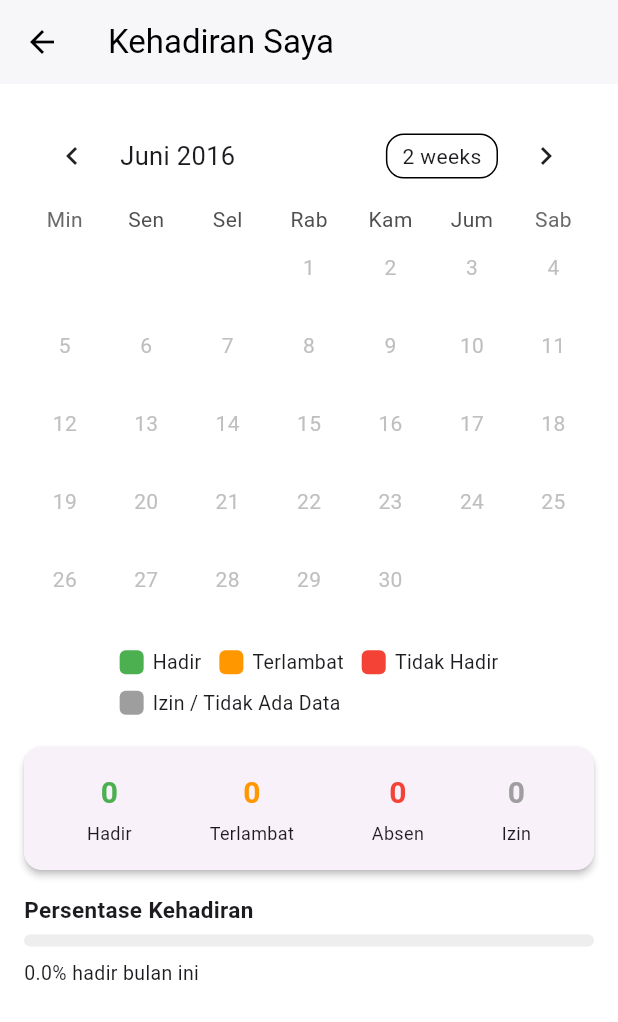
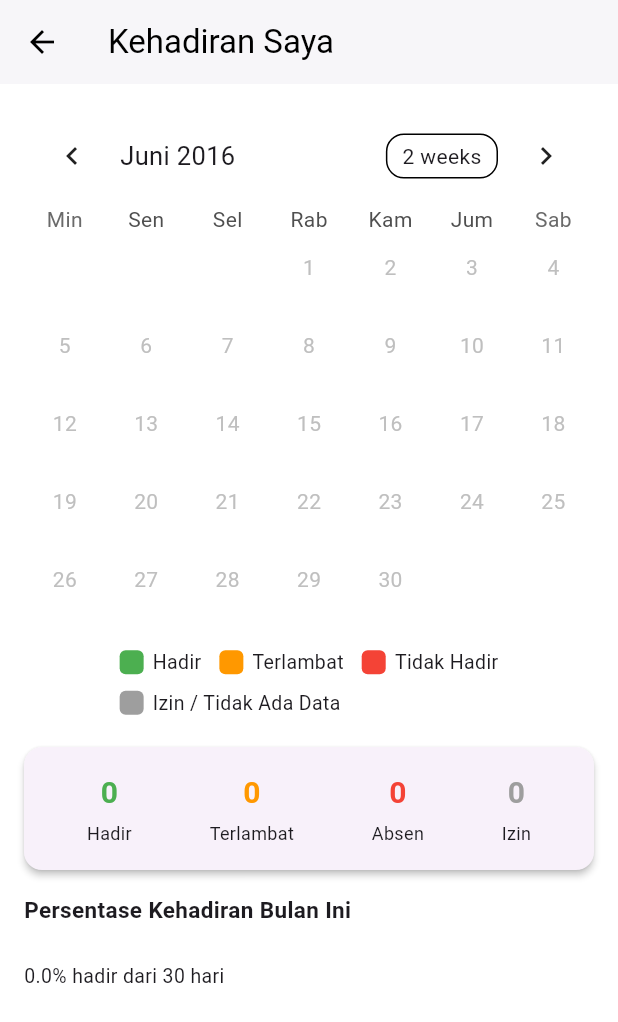
Before and after one commit to kangzid/tracker-loc-mobile, a Flutter app: the AttendanceEmployeePage screen opened directly, on a phone screen of 412 x 824 dp. Shown: the top 1022 px of the screen. Run offline on Flutter 3.47's test engine with Material 3 defaults, Android fonts, the phone set to English and light mode, and no system bars; drawn by our look-alikes of table_calendar; our stand-ins replace flutter_map, geolocator, hugeicons, latlong2, shared_preferences; accounts and stored records are empty; network calls fail.

Commit message:
push one

```diff
--- a/lib/pages/employee/screens/attendance_employee.dart
+++ b/lib/pages/employee/screens/attendance_employee.dart
@@ -200,9 +200,19 @@ class _AttendanceEmployeePageState extends State<AttendanceEmployeePage> {
                     builder: (context, snapshot) {
                       if (!snapshot.hasData) return const SizedBox.shrink();
                       final data = snapshot.data!;
-                      final total = data.values.fold<int>(0, (a, b) => a + b);
-                      final percent =
-                          total > 0 ? data['present']! / total : 0.0;
+                      final totalDaysInMonth = DateUtils.getDaysInMonth(
+                        _focusedDay.year,
+                        _focusedDay.month,
+                      );
+                      final hadir = data['present']!;
+                      final terlambat = data['late']!;
+                      final absen = data['absent']!;
+                      final izin = data['izin']!;
+
+                      final hadirPercent = hadir / totalDaysInMonth;
+                      final terlambatPercent = terlambat / totalDaysInMonth;
+                      final absenPercent = absen / totalDaysInMonth;
+                      final izinPercent = izin / totalDaysInMonth;
 
                       return Column(
                         crossAxisAlignment: CrossAxisAlignment.stretch,
@@ -218,34 +228,56 @@ class _AttendanceEmployeePageState extends State<AttendanceEmployeePage> {
                                 mainAxisAlignment:
                                     MainAxisAlignment.spaceAround,
                                 children: [
+                                  _buildStat("Hadir", hadir, Colors.green),
                                   _buildStat(
-                                      "Hadir", data['present']!, Colors.green),
-                                  _buildStat("Terlambat", data['late']!,
-                                      Colors.orange),
-                                  _buildStat(
-                                      "Absen", data['absent']!, Colors.red),
-                                  _buildStat(
-                                      "Izin", data['izin']!, Colors.grey),
+                                      "Terlambat", terlambat, Colors.orange),
+                                  _buildStat("Absen", absen, Colors.red),
+                                  _buildStat("Izin", izin, Colors.grey),
                                 ],
                               ),
                             ),
                           ),
 
-                          // === PROGRESS BAR ===
-                          const Text("Persentase Kehadiran",
-                              style: TextStyle(
-                                  fontWeight: FontWeight.bold, fontSize: 15)),
+                          const Text(
+                            "Persentase Kehadiran Bulan Ini",
+                            style: TextStyle(
+                                fontWeight: FontWeight.bold, fontSize: 15),
+                          ),
                           const SizedBox(height: 6),
-                          LinearProgressIndicator(
-                            value: percent,
-                            backgroundColor: Colors.grey.shade200,
-                            color: Colors.green,
-                            minHeight: 8,
-                            borderRadius: BorderRadius.circular(4),
+
+                          // === MODERN MULTICOLOR BAR ===
+                          ClipRRect(
+                            borderRadius: BorderRadius.circular(6),
+                            child: Row(
+                              children: [
+                                Expanded(
+                                  flex: (hadirPercent * 1000).round(),
+                                  child: Container(
+                                      height: 10, color: Colors.green),
+                                ),
+                                Expanded(
+                                  flex: (terlambatPercent * 1000).round(),
+                                  child: Container(
+                                      height: 10, color: Colors.orange),
+                                ),
+                                Expanded(
+                                  flex: (absenPercent * 1000).round(),
+                                  child:
+                                      Container(height: 10, color: Colors.red),
+                                ),
+                                Expanded(
+                                  flex: (izinPercent * 1000).round(),
+                                  child:
+                                      Container(height: 10, color: Colors.grey),
+                                ),
+                              ],
+                            ),
                           ),
+
                           const SizedBox(height: 8),
+
                           Text(
-                            "${(percent * 100).toStringAsFixed(1)}% hadir bulan ini",
+                            "${(hadirPercent * 100).toStringAsFixed(1)}% hadir dari $totalDaysInMonth hari",
                             style: const TextStyle(fontSize: 13),
                           ),
                         ],
```
Also changed, not shown: assets/images/pas-foto.jpg (added), assets/images/pas-foto.png.
